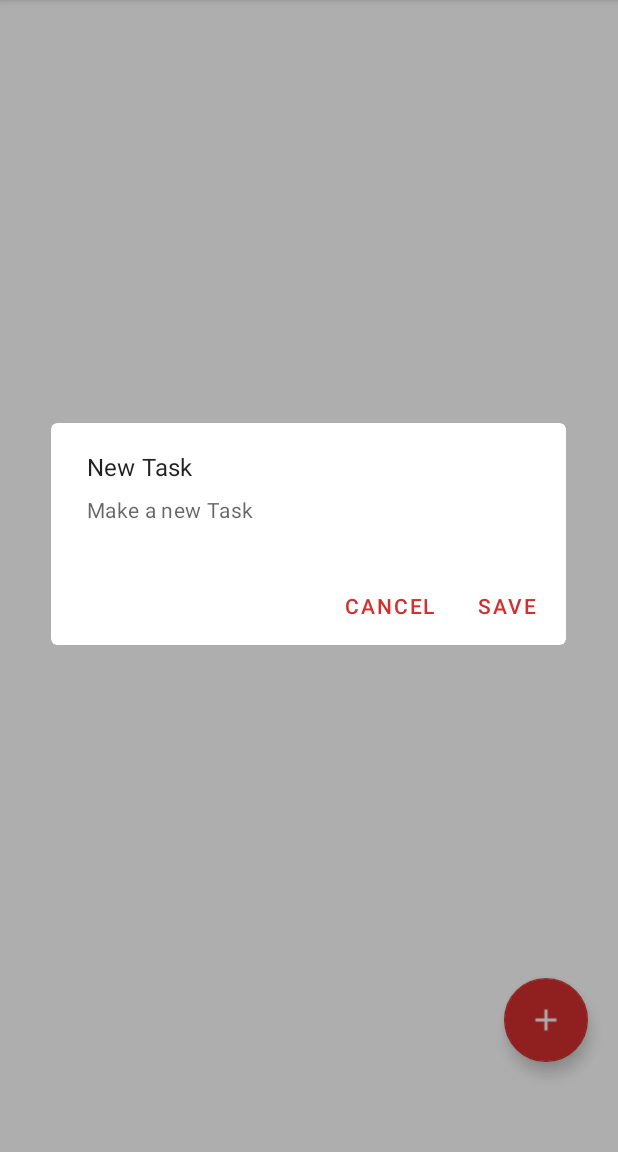
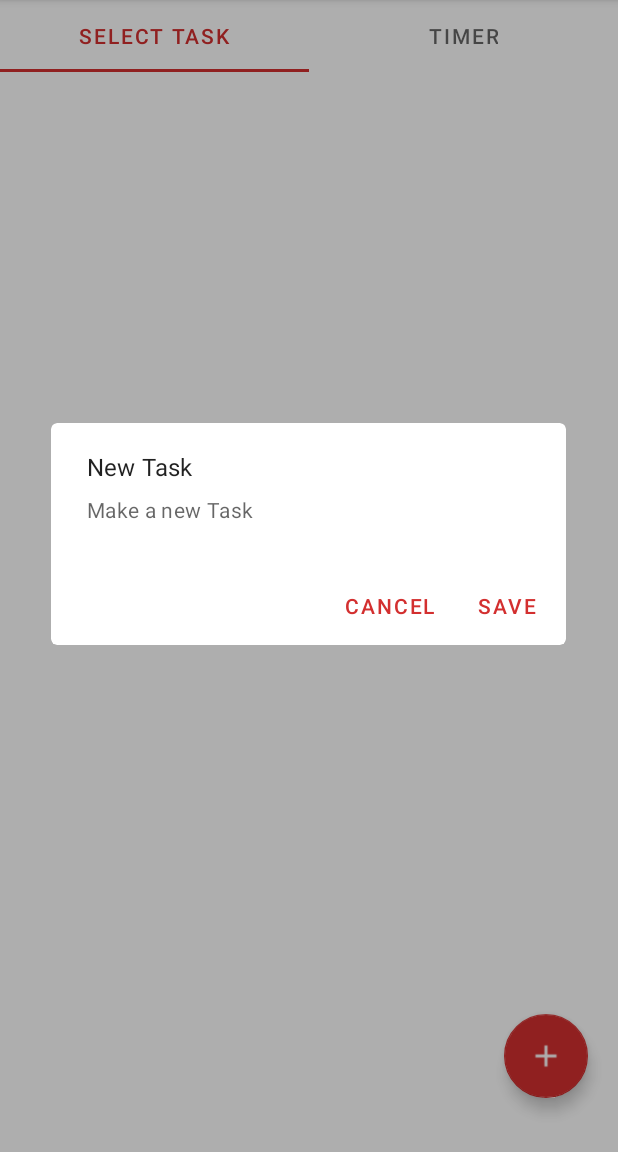
Before and after one commit to SounakMondal10/10kHours, an Android app: the screen it shows after launch (MainActivity), after a tap on an icon or button, on a phone screen of 412 x 824 dp, the part 84-1236 px from its top. Run offline under Robolectric (Android 15) with nearby library versions, the phone set to English and light mode, and no system bars; our stand-ins replace EventBus.

```diff
--- a/app/src/main/java/com/sounakmondal/a10khours/Fragments/taskSelectorView.java
+++ b/app/src/main/java/com/sounakmondal/a10khours/Fragments/taskSelectorView.java
@@ -38,13 +38,14 @@ import com.sounakmondal.a10khours.ViewPager.Pageradapter;
 import java.lang.reflect.Type;
 import java.util.ArrayList;
 
-public class taskSelectorView extends Fragment implements TaskSelectorAdapter.onTaskListener{
+public class taskSelectorView extends Fragment implements TaskSelectorAdapter.onTaskListener {
 
 
     ArrayList<Data> data;
     LayoutInflater mLayoutInflater;
     View rootView;
     public TaskSelectorAdapter adapter;
+    ViewPager pager;
     RecyclerView taskSelectorRecyclerView;
 
 
@@ -58,8 +59,11 @@ public class taskSelectorView extends Fragment implements TaskSelectorAdapter.on
     @Override
     public View onCreateView(@NonNull LayoutInflater inflater, @Nullable ViewGroup container, @Nullable Bundle savedInstanceState) {
         mLayoutInflater = inflater;
+//        rootView = inflater.inflate(R.layout.activity_main,container,false);
+
         rootView = inflater.inflate(R.layout.task_selector_layout,container,false);
         taskSelectorRecyclerView = rootView.findViewById(R.id.task_selector_layoutID);
+        pager = rootView.findViewById(R.id.main_viewPager);
         data = TaskSelectorAdapter.getData();
         adapter = new TaskSelectorAdapter(data, this);
         taskSelectorRecyclerView.setAdapter(adapter);
@@ -83,15 +87,18 @@ public class taskSelectorView extends Fragment implements TaskSelectorAdapter.on
     @Override
     public void onTaskClick(int position) {
         data.get(position);
-        Fragment fragment = new timerView();
-        FragmentManager fragmentManager = getActivity().getSupportFragmentManager();
-        FragmentTransaction fragmentTransaction = fragmentManager.beginTransaction();
-        fragmentTransaction.replace(R.id.main_viewPager, timerView.newInstance()); //issue here
+//        pager.setCurrentItem(0);
+        Log.i("TSV","OnTaskClick Executed");
+
+
+//        Fragment fragment = new timerView();
+//        FragmentManager fragmentManager = getActivity().getSupportFragmentManager();
+//        FragmentTransaction fragmentTransaction = fragmentManager.beginTransaction();
+//        fragmentTransaction.replace(R.id.main_viewPager, timerView.newInstance()); //issue here
 //        fragmentTransaction.hide(taskSelectorView.newInstance());
 //        fragmentTransaction.show(timerView.newInstance());
-
-        fragmentTransaction.addToBackStack(null);
-        fragmentTransaction.commit();
+//        fragmentTransaction.addToBackStack(null);
+//        fragmentTransaction.commit();
     }
 
 
--- a/app/src/main/java/com/sounakmondal/a10khours/MainActivity.java
+++ b/app/src/main/java/com/sounakmondal/a10khours/MainActivity.java
@@ -85,6 +85,7 @@ public class MainActivity extends AppCompatActivity implements TaskSelectorAdapt
     String key = "key";
     ArrayList<Data> data1 = new ArrayList<>();
     FloatingActionButton fab;
+    ViewPager pager;
 
     @Override
     protected void onCreate(Bundle savedInstanceState) {
@@ -104,11 +105,11 @@ public class MainActivity extends AppCompatActivity implements TaskSelectorAdapt
 
 
         //ViewPager Initiation
-        ViewPager pager = findViewById(R.id.main_viewPager);
+        pager = findViewById(R.id.main_viewPager);
         final PagerAdapter adapter = new Pageradapter(getSupportFragmentManager());
-//        TabLayout tabLayout = findViewById(R.id.main_tabLayout);
+        TabLayout tabLayout = findViewById(R.id.main_tabLayout);
         pager.setAdapter(adapter);
-//        tabLayout.setupWithViewPager(pager);
+        tabLayout.setupWithViewPager(pager);
 
 
         fab = findViewById(R.id.fab);
@@ -156,6 +157,7 @@ public class MainActivity extends AppCompatActivity implements TaskSelectorAdapt
     @Override
     public void onTaskClick(int position) {
         Log.i("Clicked","OnTaskClick Executed");
+        pager.setCurrentItem(1, true);
+    }
 
-    }
 }
--- a/app/src/main/java/com/sounakmondal/a10khours/ViewPager/Pageradapter.java
+++ b/app/src/main/java/com/sounakmondal/a10khours/ViewPager/Pageradapter.java
@@ -27,11 +27,11 @@ public class Pageradapter extends FragmentStatePagerAdapter {
                returnFragment = taskSelectorView.newInstance();
                break;
             }
-//            case(1):
-//            {
-//                returnFragment = timerView.newInstance();
-//                break;
-//            }
+            case(1):
+            {
+                returnFragment = timerView.newInstance();
+                break;
+            }
 
             default: returnFragment = null;
         }
@@ -42,30 +42,30 @@ public class Pageradapter extends FragmentStatePagerAdapter {
 
     @Override
     public int getCount() {
-        return 1;
+        return 2;
     }
 
-//    @Nullable
-//    @Override
-//    public CharSequence getPageTitle(int position) {
-//        CharSequence title;
-//        switch (position)
-//        {
-//            case(0):
-//            {
-//                title = "Select Task";
-//                break;
-//            }
-//            case(1):
-//            {
-//                title = "Timer";
-//                break;
-//            }
-//
-//            default: title = null;
-//        }
-//
-//
-//        return title;
-//    }
+    @Nullable
+    @Override
+    public CharSequence getPageTitle(int position) {
+        CharSequence title;
+        switch (position)
+        {
+            case(0):
+            {
+                title = "Select Task";
+                break;
+            }
+            case(1):
+            {
+                title = "Timer";
+                break;
+            }
+
+            default: title = null;
+        }
+
+
+        return title;
+    }
 }
--- a/app/src/main/res/layout/activity_main.xml
+++ b/app/src/main/res/layout/activity_main.xml
@@ -6,31 +6,32 @@
     android:layout_height="match_parent"
     tools:context=".MainActivity">
 
-<!--    <com.google.android.material.tabs.TabLayout-->
-<!--        android:layout_width="match_parent"-->
-<!--        android:layout_height="wrap_content"-->
-<!--        android:id="@+id/main_tabLayout"-->
-<!--        app:layout_constraintTop_toTopOf="parent"-->
-<!--        >-->
+    <com.google.android.material.tabs.TabLayout
+        android:layout_width="match_parent"
+        android:layout_height="wrap_content"
+        android:id="@+id/main_tabLayout"
+        app:layout_constraintTop_toTopOf="parent"
+        >
 
 
-<!--        <com.google.android.material.tabs.TabItem-->
-<!--            android:layout_width="wrap_content"-->
-<!--            android:layout_height="wrap_content"-->
-<!--            android:text="Select Task" />-->
+        <com.google.android.material.tabs.TabItem
+            android:layout_width="wrap_content"
+            android:layout_height="wrap_content"
+            android:text="Select Task" />
 
-<!--        <com.google.android.material.tabs.TabItem-->
-<!--            android:layout_width="wrap_content"-->
-<!--            android:layout_height="wrap_content"-->
-<!--            android:text="Timer" />-->
+        <com.google.android.material.tabs.TabItem
+            android:layout_width="wrap_content"
+            android:layout_height="wrap_content"
+            android:text="Timer" />
 
-<!--    </com.google.android.material.tabs.TabLayout>-->
+    </com.google.android.material.tabs.TabLayout>
 
     <androidx.viewpager.widget.ViewPager
         android:layout_width="match_parent"
-        android:layout_height="match_parent"
+        android:layout_height="wrap_content"
         android:id="@+id/main_viewPager"
-        app:layout_constraintTop_toTopOf="parent"
+        app:layout_constraintTop_toBottomOf="@id/main_tabLayout"
+        app:layout_constraintBottom_toBottomOf="parent"
         app:layout_constraintStart_toStartOf="parent"/>
 <!--        app:layout_constraintTop_toBottomOf="@+id/main_tabLayout"-->
 
```
